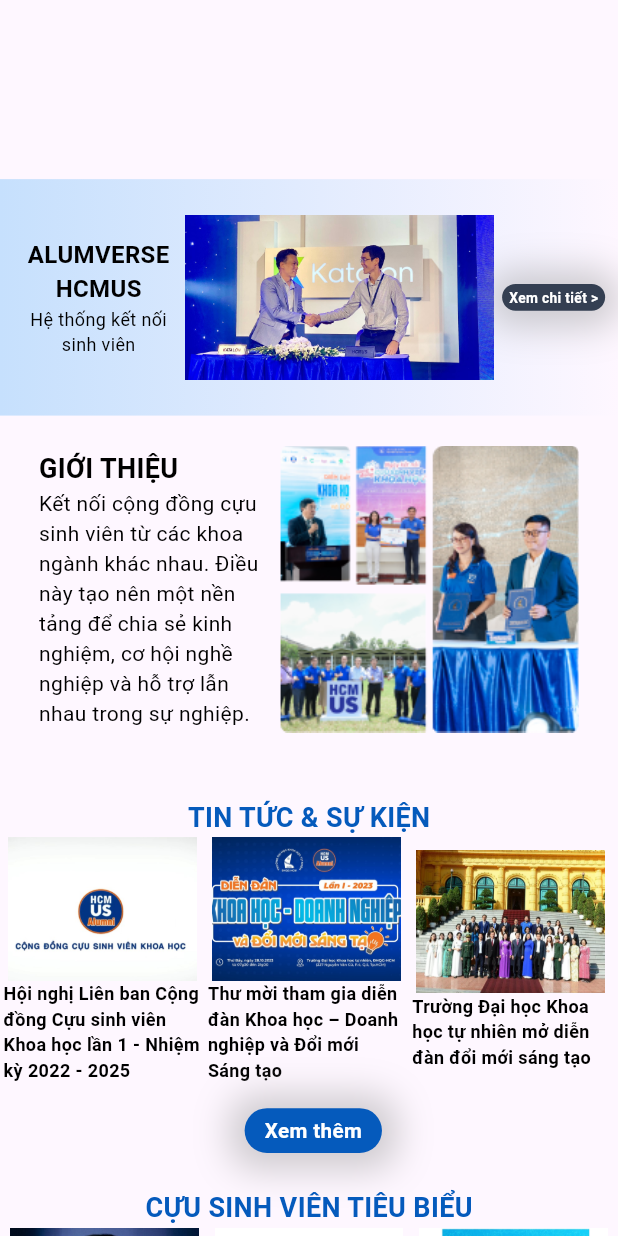
After one commit to Dutus244/hcmus_alumni_mobile, a Flutter app: the Landing screen opened by its route, on a phone screen of 412 x 824 dp. The commit adds this screen. Run offline on Flutter 3.47's test engine with Material 3 defaults, Android fonts, the phone set to English and light mode, and no system bars; our stand-ins replace dots_indicator, flutter_bloc, flutter_screenutil, fluttertoast.

Commit message:
90% landing page

```diff
--- a/lib/main.dart
+++ b/lib/main.dart
@@ -2,6 +2,7 @@ import 'package:flutter/material.dart';
 import 'package:flutter_bloc/flutter_bloc.dart';
 import 'package:flutter_screenutil/flutter_screenutil.dart';
 import 'package:hcmus_alumni_mobile/pages/bloc_providers.dart';
+import 'package:hcmus_alumni_mobile/pages/landing/landing.dart';
 import 'package:hcmus_alumni_mobile/pages/sign_in/sign_in.dart';
 import 'package:hcmus_alumni_mobile/pages/splash/splash.dart';
 import 'package:hcmus_alumni_mobile/pages/welcome/welcome.dart';
@@ -31,6 +32,7 @@ class MyApp extends StatelessWidget {
             routes: {
               "welcome": (context) => const Welcome(),
               "signIn": (context) => const SignIn(),
+              "landing": (context) => const Landing(),
             },
           ),
         ));
--- /dev/null
+++ b/lib/pages/landing/landing.dart
@@ -0,0 +1,366 @@
+  import 'package:flutter/material.dart';
+  import 'package:flutter_screenutil/flutter_screenutil.dart';
+
+  import '../../common/values/colors.dart';
+
+  class Landing extends StatefulWidget {
+  const Landing({Key? key}) : super(key: key);
+
+  @override
+  State<Landing> createState() => _LandingState();
+  }
+
+  class _LandingState extends State<Landing> {
+  @override
+  Widget build(BuildContext context) {
+    return Scaffold(
+      body:
+      ListView(
+        shrinkWrap: true,
+        physics: BouncingScrollPhysics(),
+        children: [
+          Column(
+        children: [
+          // First container with background image
+          Container(
+            decoration: const BoxDecoration(
+              gradient: LinearGradient(
+                begin: Alignment.centerLeft,
+                end: Alignment.centerRight,
+                colors: [
+                  Color(0xFFC6E0FD), // Start color
+                  Color(0x00C6E0FD), // End color (fully transparent)
+                ],
+              ),
+            ),
+            margin: EdgeInsets.only(top: 100.h),
+            padding: EdgeInsets.symmetric(vertical: 20.h),
+            child:
+              Column(
+                children: [
+                  Row(
+                    mainAxisAlignment: MainAxisAlignment.center,
+                    children: [
+                      Center(
+                        child: Container(
+                          width: 100.w,
+                          child: const Column(
+                            mainAxisAlignment: MainAxisAlignment.center,
+                            children: [
+                              Text(
+                                "ALUMVERSE HCMUS",
+                                textAlign: TextAlign.center,
+                                style: TextStyle(
+                                  color: Colors.black,
+                                  fontSize: 16.0,
+                                  fontWeight: FontWeight.bold,
+                                ),
+                              ),
+                              Text(
+                                "Hệ thống kết nối sinh viên",
+                                textAlign: TextAlign.center,
+                                style: TextStyle(
+                                  color: Colors.black,
+                                  fontSize: 12.0,
+                                  fontWeight: FontWeight.normal,
+                                ),
+                              ),
+                            ],
+                          ),
+                        ),
+                      ),
+                      Center(
+                        child: Container(
+                          width: 180.w,
+                          child: Image.asset(
+                            "assets/images/landing/banner.jpg",
+                            fit: BoxFit.cover,
+                          ),
+                        ),
+                      ),
+                      Container(
+                        margin: EdgeInsets.only(left: 5.w),
+                        width: 60.w,
+                        height: 15.h,
+                        decoration: BoxDecoration(
+                            color: const Color(0xFF343F52),
+                            borderRadius: BorderRadius.all(Radius.circular(15.w)),
+                            boxShadow: [
+                              BoxShadow(
+                                color: Colors.grey.withOpacity(0.5),
+                                spreadRadius: 10,
+                                blurRadius: 20,
+                                offset: Offset(0, 1),
+                              )
+                            ]),
+                        child: Center(
+                          child: Text(
+                            "Xem chi tiết >",
+                            style: TextStyle(
+                                color: Colors.white,
+                                fontSize: 8.sp,
+                                fontWeight: FontWeight.bold),
+                          ),
+                        ),
+                      ),
+                    ],
+                  ),
+                ],
+              ),
+          ),
+            Container(
+              margin: EdgeInsets.symmetric(vertical: 20.0),
+              child: Row(
+                mainAxisAlignment: MainAxisAlignment.center,
+                children: [
+                // First column with two text widgets
+                Container(
+                  width: 140.w,
+                  child: const Column(
+                    crossAxisAlignment: CrossAxisAlignment.start,
+                    children: [
+                    Text(
+                      "GIỚI THIỆU",
+                      style: TextStyle(
+                        color: Colors.black,
+                        fontSize: 18.0,
+                        fontWeight: FontWeight.bold,
+                      ),
+                    ),
+                    Text(
+                      "Kết nối cộng đồng cựu sinh viên từ các khoa ngành khác nhau. Điều này tạo nên một nền tảng để chia sẻ kinh nghiệm, cơ hội nghề nghiệp và hỗ trợ lẫn nhau trong sự nghiệp.",
+                      style: TextStyle(
+                        color: Colors.black,
+                        fontSize: 14.0,
+                        fontWeight: FontWeight.normal,
+                      ),
+                    ),
+                  ],
+                  ),
+                ),
+                Container(
+                  child: Image.asset(
+                    "assets/images/landing/introduction.png",
+                    width: 200.0,
+                  ),
+                ),],
+              ),
+            ),
+            Container(
+              margin: EdgeInsets.only(top: 20.h),
+              child: Column(
+                children: [
+                  const Text(
+                    "TIN TỨC & SỰ KIỆN",
+                    style: TextStyle(
+                      color: Color(0xFF055ABC),
+                      fontSize: 18.0,
+                      fontWeight: FontWeight.bold,
+                    ),
+                  ),
+                  Row(
+                    children: [
+                      Row(
+                        children: [
+                          _card(
+                              context,
+                              "Hội nghị Liên ban Cộng đồng Cựu sinh viên Khoa học lần 1 - Nhiệm kỳ 2022 - 2025",
+                              "",
+                              "assets/images/landing/event1.jpg"
+                          ),
+                          _card(
+                              context,
+                              "Thư mời tham gia diễn đàn Khoa học – Doanh nghiệp và Đổi mới Sáng tạo",
+                              "",
+                              "assets/images/landing/event2.jpg"
+                          ),
+                          _card(
+                              context,
+                              "Trường Đại học Khoa học tự nhiên mở diễn đàn đổi mới sáng tạo",
+                              "",
+                              "assets/images/landing/event3.jpg"
+                          ),
+                        ],
+                      )
+                    ],
+                  ),
+                  Container(
+                    margin: EdgeInsets.only(left: 5.w),
+                    width: 80.w,
+                    height: 25.h,
+                    decoration: BoxDecoration(
+                        color: const Color(0xFF055ABC),
+                        borderRadius: BorderRadius.all(Radius.circular(15.w)),
+                        boxShadow: [
+                          BoxShadow(
+                            color: Colors.grey.withOpacity(0.5),
+                            spreadRadius: 10,
+                            blurRadius: 20,
+                            offset: Offset(0, 1),
+                          )
+                        ]),
+                    child: Center(
+                      child: Text(
+                        "Xem thêm",
+                        style: TextStyle(
+                            color: Colors.white,
+                            fontSize: 12.sp,
+                            fontWeight: FontWeight.bold),
+                      ),
+                    ),
+                  ),
+                ]
+              ),
+            ),
+            Container(
+              margin: EdgeInsets.only(top: 20.h),
+              child: Column(
+                  children: [
+                    const Text(
+                      "CỰU SINH VIÊN TIÊU BIỂU",
+                      style: TextStyle(
+                        color: Color(0xFF055ABC),
+                        fontSize: 18.0,
+                        fontWeight: FontWeight.bold,
+                      ),
+                    ),
+                    Row(
+                      mainAxisAlignment: MainAxisAlignment.center,
+                      children: [
+                        Row(
+                          children: [
+                            _card(
+                                context,
+                                "Lê Yên Thanh",
+                                "Khóa 2014 - Khoa Công nghệ thông tin",
+                                "assets/images/landing/csv1.jpg"
+                            ),
+                            _card(
+                                context,
+                                "Nguyễn Thị Thanh Mai",
+                                "Khóa 2006 - Khoa Hóa học",
+                                "assets/images/landing/csv2.jpg"
+                            ),
+                            _card(
+                                context,
+                                "Trần Thị Như Hoa",
+                                "Khóa 2013 - Khoa Hóa học",
+                                "assets/images/landing/csv3.jpg"
+                            ),
+                          ],
+                        )
+                      ],
+                    ),
+                    Container(
+                      margin: EdgeInsets.only(left: 5.w),
+                      width: 80.w,
+                      height: 25.h,
+                      decoration: BoxDecoration(
+                          color: const Color(0xFF055ABC),
+                          borderRadius: BorderRadius.all(Radius.circular(15.w)),
+                          boxShadow: [
+                            BoxShadow(
+                              color: Colors.grey.withOpacity(0.5),
+                              spreadRadius: 10,
+                              blurRadius: 20,
+                              offset: Offset(0, 1),
+                            )
+                          ]),
+                      child: Center(
+                        child: Text(
+                          "Xem thêm",
+                          style: TextStyle(
+                              color: Colors.white,
+                              fontSize: 12.sp,
+                              fontWeight: FontWeight.bold),
+                        ),
+                      ),
+                    ),
+                  ]
+              ),
+            ),
+            Container(
+            margin: EdgeInsets.only(top: 20.h),
+            child: Column(
+                children: [
+                  const Text(
+                    "HỖ TRỢ VÀ TƯ VẤN",
+                    style: TextStyle(
+                      color: Color(0xFF055ABC),
+                      fontSize: 18.0,
+                      fontWeight: FontWeight.bold,
+                    ),
+                  ),
+                  Container(
+                      color: const Color.fromRGBO(0, 93, 253, 0.08),
+                      height: 240.w,
+                      child:
+                        Row(
+                          mainAxisAlignment: MainAxisAlignment.center,
+                          children: [
+                            Image.asset(
+                            "assets/images/landing/advisory.png",
+                            width: 200.w,
+                            fit: BoxFit.cover,
+                          ),
+                            Container(
+                              margin: EdgeInsets.only(left: 10.w),
+                              width: 100.w,
+                              child: const Text(
+                                "Giải đáp thắc mắc và tư vấn cùng đội ngũ cựu sinh viên xịn xò",
+                                style: TextStyle(
+                                  color: Colors.black,
+                                  fontSize: 14.0,
+                                  fontWeight: FontWeight.bold,
+                                ),
+                              ),
+                          )
+                        ],
+                        ),
+                  ),
+                ]
+            ),
+          ),
+        ],),
+        ],
+      ),
+    );
+  }
+  Widget _card(BuildContext context, String title, String subTitle,String imagePath) {
+    return Container(
+      child: Column(
+        children: [
+          // First column in the container
+          Container(
+            margin: EdgeInsets.only(top: 0.h, left: 2.w, right: 2.w),
+            width: 115.w,
+            child: Column(
+              children: [
+                Image.asset(
+                  imagePath,
+                  width: 110.w,
+                  height: 80.h,
+                  fit: BoxFit.cover,
+                ),
+                Text(
+                  title,
+                  style: const TextStyle(
+                    color: Colors.black,
+                    fontSize: 12.0,
+                    fontWeight: FontWeight.bold,
+                  ),),
+                Text(
+                  subTitle,
+                  style: const TextStyle(
+                    color: Colors.black,
+                    fontSize: 12.0,
+                    fontWeight: FontWeight.normal,
+                  ),),
+              ],
+            ),
+          ),
+        ],
+      ),
+    );
+  }
+  }
--- a/lib/pages/sign_in/sign_in_controller.dart
+++ b/lib/pages/sign_in/sign_in_controller.dart
@@ -24,6 +24,8 @@ class SignInController {
           toastInfo(msg: "Bạn phải điền password");
           return;
         }
+        Navigator.of(context)
+            .pushNamedAndRemoveUntil("landing", (route) => false);
       }
     } catch (e) {}
   }
--- a/pubspec.yaml
+++ b/pubspec.yaml
@@ -68,6 +68,7 @@ flutter:
     - assets/
     - assets/images/
     - assets/images/logos/
+    - assets/images/landing/
     - assets/icons/
 
   # An image asset can refer to one or more resolution-specific "variants", see
```
Also changed, not shown: assets/images/landing/advisory.png (added), assets/images/landing/banner.jpg (added), assets/images/landing/csv1.jpg (added), assets/images/landing/csv2.jpg (added), assets/images/landing/csv3.jpg (added), assets/images/landing/event1.jpg (added), assets/images/landing/event2.jpg (added), assets/images/landing/event3.jpg (added), assets/images/landing/introduction.png (added), lib/pages/landing/bloc/landing_blocs.dart (added), lib/pages/landing/bloc/landing_events.dart (added), lib/pages/landing/bloc/landing_states.dart (added).
